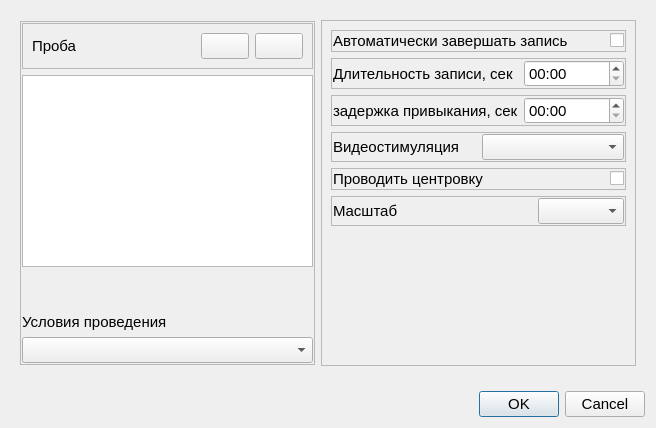
Above: metodics/stabtest/stabtestparamsdialog.ui from grigp/a-analyser before the change. Below: the same form after it.
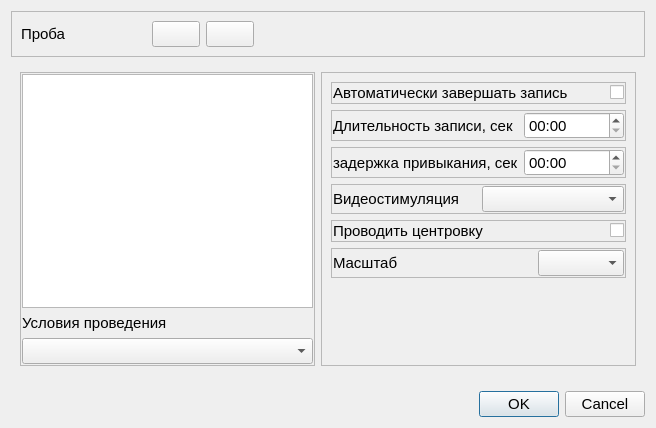
That is the form after the change. Icons and pictures are not drawn.

Patch:
```diff
--- a/metodics/stabtest/stabtestparamsdialog.ui
+++ b/metodics/stabtest/stabtestparamsdialog.ui
@@ -26,36 +26,6 @@
   </property>
   <layout class="QVBoxLayout" name="verticalLayout">
    <item>
-    <widget class="QWidget" name="widget_2" native="true">
-     <layout class="QHBoxLayout" name="horizontalLayout_7">
-      <item>
-       <widget class="QFrame" name="frProbeSelector">
-        <property name="sizePolicy">
-         <sizepolicy hsizetype="Preferred" vsizetype="Fixed">
-          <horstretch>0</horstretch>
-          <verstretch>0</verstretch>
-         </sizepolicy>
-        </property>
-        <property name="frameShape">
-         <enum>QFrame::StyledPanel</enum>
-        </property>
-        <property name="frameShadow">
-         <enum>QFrame::Raised</enum>
-        </property>
-        <layout class="QVBoxLayout" name="verticalLayout_4">
-         <property name="leftMargin">
-          <number>1</number>
-         </property>
-         <property name="topMargin">
-          <number>1</number>
-         </property>
-         <property name="rightMargin">
-          <number>1</number>
-         </property>
-         <property name="bottomMargin">
-          <number>1</number>
-         </property>
-         <item>
           <widget class="QFrame" name="frame">
            <property name="frameShape">
             <enum>QFrame::StyledPanel</enum>
@@ -82,9 +52,12 @@
               <property name="orientation">
                <enum>Qt::Horizontal</enum>
               </property>
+        <property name="sizeType">
+         <enum>QSizePolicy::Fixed</enum>
+        </property>
               <property name="sizeHint" stdset="0">
                <size>
-                <width>40</width>
+          <width>80</width>
                 <height>20</height>
                </size>
               </property>
@@ -142,10 +115,53 @@
               </property>
              </widget>
             </item>
+      <item>
+       <spacer name="horizontalSpacer_2">
+        <property name="orientation">
+         <enum>Qt::Horizontal</enum>
+        </property>
+        <property name="sizeHint" stdset="0">
+         <size>
+          <width>40</width>
+          <height>20</height>
+         </size>
+        </property>
+       </spacer>
+      </item>
            </layout>
           </widget>
          </item>
          <item>
+    <widget class="QWidget" name="widget_2" native="true">
+     <layout class="QHBoxLayout" name="horizontalLayout_7">
+      <item>
+       <widget class="QFrame" name="frProbeSelector">
+        <property name="sizePolicy">
+         <sizepolicy hsizetype="Preferred" vsizetype="Preferred">
+          <horstretch>0</horstretch>
+          <verstretch>0</verstretch>
+         </sizepolicy>
+        </property>
+        <property name="frameShape">
+         <enum>QFrame::StyledPanel</enum>
+        </property>
+        <property name="frameShadow">
+         <enum>QFrame::Raised</enum>
+        </property>
+        <layout class="QVBoxLayout" name="verticalLayout_4">
+         <property name="leftMargin">
+          <number>1</number>
+         </property>
+         <property name="topMargin">
+          <number>1</number>
+         </property>
+         <property name="rightMargin">
+          <number>1</number>
+         </property>
+         <property name="bottomMargin">
+          <number>1</number>
+         </property>
+         <item>
           <widget class="QListView" name="lvProbes">
            <property name="font">
             <font>
@@ -154,19 +170,6 @@
            </property>
           </widget>
          </item>
-         <item>
-          <spacer name="verticalSpacer_2">
-           <property name="orientation">
-            <enum>Qt::Vertical</enum>
-           </property>
-           <property name="sizeHint" stdset="0">
-            <size>
-             <width>20</width>
-             <height>40</height>
-            </size>
-           </property>
-          </spacer>
-         </item>
          <item>
           <widget class="QLabel" name="lblCondition">
            <property name="text">
```
Lines whose indentation alone changed are shown as unchanged.
